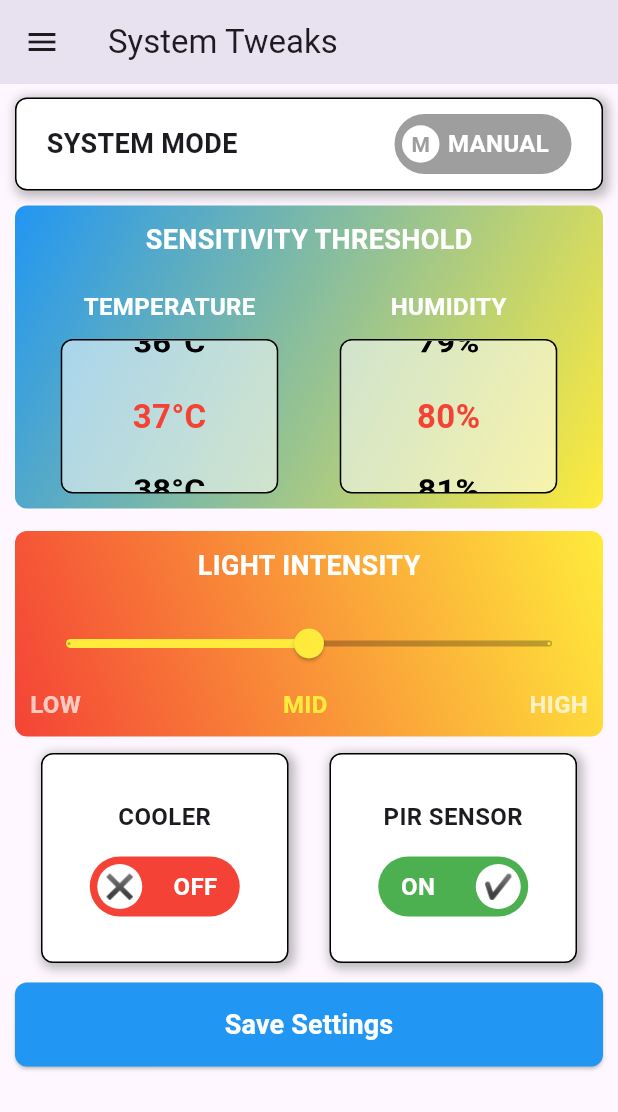
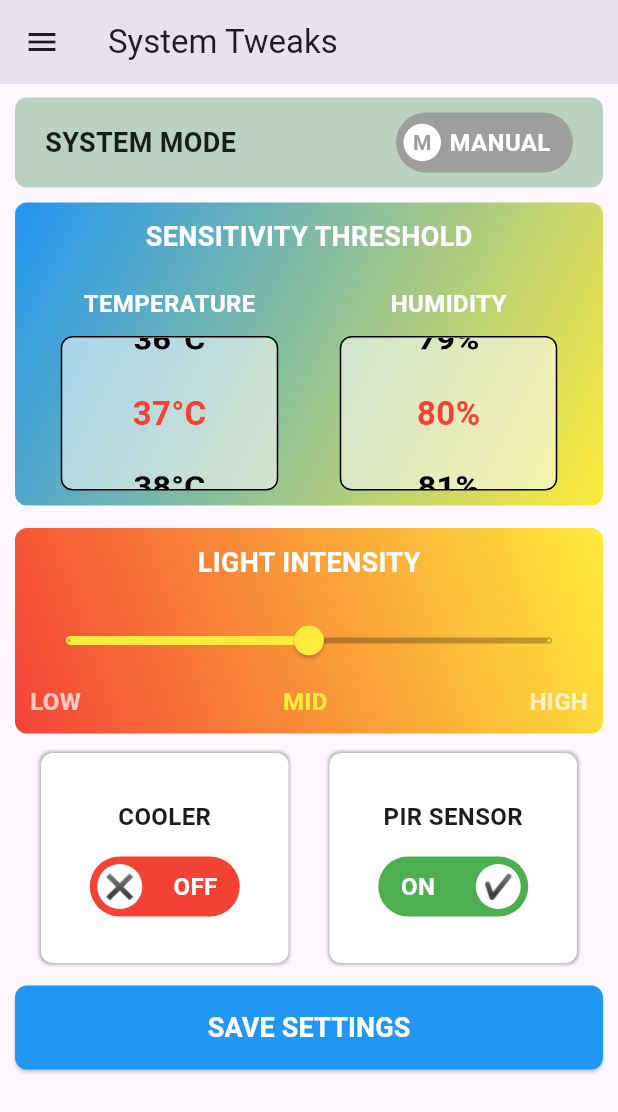
Before and after one commit to ezzzep/SMART-LOBBY-LIGHTING, a Flutter app: the SystemTweaks screen opened directly, on a phone screen of 412 x 824 dp. Shown: the top 1112 px of the screen. Run offline on Flutter 3.47's test engine with Material 3 defaults, Android fonts, the light colour scheme and no system bars; our stand-ins replace cloud_firestore, firebase_auth, firebase_core, flutter_blue_plus, fluttertoast, google_fonts and 2 more; accounts and stored records are empty.

Commit message:
modified tweaks

```diff
--- a/lib/screens/systemTweaks/system_tweaks_screen.dart
+++ b/lib/screens/systemTweaks/system_tweaks_screen.dart
@@ -19,7 +19,6 @@ class _SystemTweaksState extends State<SystemTweaks> {
   bool _isPirSensorOn = true;
   bool _isSystemModeOn = false;
 
-  @override
   @override
   Widget build(BuildContext context) {
     return Scaffold(
@@ -45,16 +44,15 @@ class _SystemTweaksState extends State<SystemTweaks> {
           _buildSystemModeToggle(),
           _buildSensitivityThreshold(),
           _buildLightIntensitySlider(),
-          const SizedBox(height: 6),
+          const SizedBox(height: 8),
           _buildToggleSwitches(),
-          const SizedBox(height: 3),
+          const SizedBox(height: 5),
           _buildSaveButton(),
         ],
       ),
     );
   }
 
-  /// ✅ **Save Button UI**
   Widget _buildSaveButton() {
     return Container(
       width: double.infinity,
@@ -69,7 +67,7 @@ class _SystemTweaksState extends State<SystemTweaks> {
           ),
         ),
         child: const Text(
-          'Save Settings',
+          'SAVE SETTINGS',
           style: TextStyle(
             fontSize: 18,
             fontWeight: FontWeight.bold,
@@ -85,17 +83,8 @@ class _SystemTweaksState extends State<SystemTweaks> {
       margin: const EdgeInsets.symmetric(horizontal: 10),
       padding: const EdgeInsets.symmetric(horizontal: 20, vertical: 10),
       decoration: BoxDecoration(
-        border: Border.all(color: Colors.black, width: 1),
         borderRadius: BorderRadius.circular(8),
-        color: Colors.white,
-        boxShadow: [
-          BoxShadow(
-            color: Colors.black26,
-            blurRadius: 5,
-            spreadRadius: 2,
-            offset: const Offset(2, 2),
-          ),
-        ],
+        color: const Color.fromARGB(179, 155, 194, 166),
       ),
       child: Row(
         mainAxisAlignment: MainAxisAlignment.spaceBetween,
@@ -103,6 +92,7 @@ class _SystemTweaksState extends State<SystemTweaks> {
           const Text(
             "SYSTEM MODE",
             style: TextStyle(
+              color: Colors.black87,
               fontWeight: FontWeight.bold,
               fontSize: 18,
             ),
@@ -328,15 +318,13 @@ class _SystemTweaksState extends State<SystemTweaks> {
           height: 140,
           padding: const EdgeInsets.all(5),
           decoration: BoxDecoration(
-            border: Border.all(color: Colors.black, width: 1),
             borderRadius: BorderRadius.circular(8),
             color: Colors.white,
             boxShadow: [
               BoxShadow(
                 color: Colors.black26,
-                blurRadius: 5,
-                spreadRadius: 2,
-                offset: const Offset(2, 2),
+                blurRadius: 1,
+                spreadRadius: 1,
               ),
             ],
           ),
```
